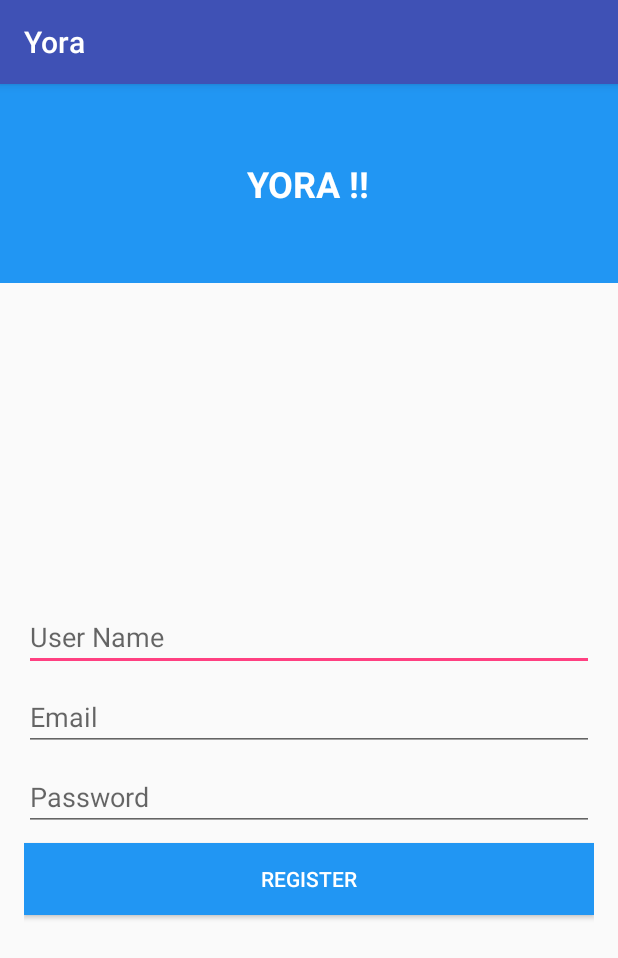
After one commit to przlaicu/Yora-Application, an Android app: the RegisterActivity screen opened directly, with no data from a screen before it, on a phone screen of 412 x 824 dp. The commit adds this screen. Shown: the top 958 px of the screen. Run offline under Robolectric (Android 15) with nearby library versions, the phone set to English and light mode, and no system bars.

Commit message:
Register Activity and service layer

```diff
--- a/app/src/main/AndroidManifest.xml
+++ b/app/src/main/AndroidManifest.xml
@@ -18,5 +18,9 @@
 
         <activity android:name=".activities.LoginNarrowActivity"/>
 
+        <activity android:name=".activities.RegisterActivity"/>
+
+        <activity android:name=".activities.ExternalLoginActivity"/>
+
     </application>
 </manifest>
--- /dev/null
+++ b/app/src/main/java/com/milan/yora/activities/RegisterActivity.java
@@ -0,0 +1,43 @@
+package com.milan.yora.activities;
+
+import android.os.Bundle;
+import android.view.View;
+import android.widget.Button;
+import android.widget.EditText;
+
+import com.milan.yora.R;
+
+public class RegisterActivity extends BaseActivity implements View.OnClickListener {
+
+    private EditText usernameText;
+    private EditText emailText;
+    private EditText passwordText;
+    private Button registerButton;
+    private View progressBar;
+
+    @Override
+    protected void onCreate(Bundle savedState) {
+        super.onCreate(savedState);
+
+        setContentView(R.layout.activity_register);
+
+        usernameText = (EditText) findViewById(R.id.activity_register_userName);
+        emailText = (EditText) findViewById(R.id.activity_register_email);
+        passwordText = (EditText) findViewById(R.id.activity_register_password);
+        registerButton = (Button) findViewById(R.id.activity_register_registerButton);
+        progressBar = findViewById(R.id.activity_register_progressBar);
+
+        registerButton.setOnClickListener(this);
+        progressBar.setVisibility(View.GONE);
+
+    }
+
+    @Override
+    public void onClick(View view) {
+        if (view == registerButton) {
+            application.getAuth().getUser().setLoggedIn(true);
+            setResult(RESULT_OK);
+            finish();
+        }
+    }
+}
--- /dev/null
+++ b/app/src/main/res/layout/activity_register.xml
@@ -0,0 +1,64 @@
+<?xml version="1.0" encoding="utf-8"?>
+<LinearLayout
+    xmlns:android="http://schemas.android.com/apk/res/android"
+    android:orientation="vertical"
+    android:layout_width="match_parent"
+    android:layout_height="match_parent">
+
+    <include
+        layout="@layout/include_login_header"/>
+
+        <RelativeLayout
+            android:layout_width="match_parent"
+            android:layout_height="match_parent"
+            android:layout_gravity="center_vertical"
+            android:gravity="center_vertical"
+            android:padding="16dp">
+
+            <EditText
+                android:layout_width="match_parent"
+                android:layout_height="wrap_content"
+                android:hint="User Name"
+                android:singleLine="true"
+                android:layout_marginBottom="8dp"
+                android:id="@+id/activity_register_userName"/>
+
+            <EditText
+                android:layout_width="match_parent"
+                android:layout_height="wrap_content"
+                android:hint="Email"
+                android:singleLine="true"
+                android:layout_marginBottom="8dp"
+                android:id="@+id/activity_register_email"
+                android:layout_below="@id/activity_register_userName"
+                android:inputType="textEmailAddress"/>
+
+            <EditText
+                android:layout_width="match_parent"
+                android:layout_height="wrap_content"
+                android:hint="Password"
+                android:singleLine="true"
+                android:layout_marginBottom="8dp"
+                android:id="@+id/activity_register_password"
+                android:layout_below="@id/activity_register_email"
+                android:inputType="textPassword"/>
+
+            <Button
+                android:layout_width="match_parent"
+                android:layout_height="wrap_content"
+                android:text="Register"
+                android:background="@color/primary_color_dark"
+                android:textColor="#ffffff"
+                android:layout_below="@id/activity_register_password"
+                android:id="@+id/activity_register_registerButton"/>
+
+            <ProgressBar
+                android:layout_width="wrap_content"
+                android:layout_height="wrap_content"
+                android:indeterminateOnly="true"
+                android:id="@+id/activity_register_progressBar"
+                android:layout_centerHorizontal="true"/>
+
+        </RelativeLayout>
+
+</LinearLayout>
```
Also changed, not shown: app/src/main/java/com/milan/yora/activities/ExternalLoginActivity.java (added, +38 -0 lines), app/src/main/java/com/milan/yora/activities/LoginActivity.java (+34 -1 lines), app/src/main/res/layout/activita_external_login.xml (added, +19 -0 lines).
